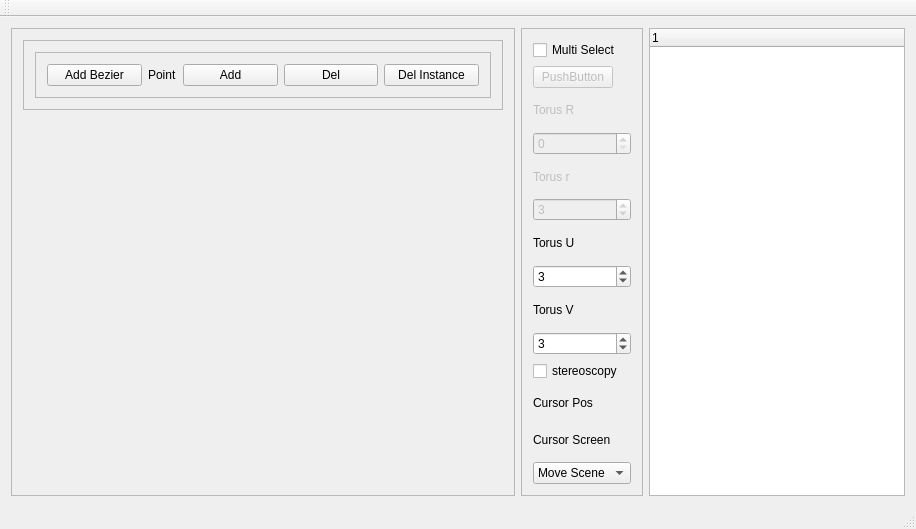
awitwicka/3DGraphicEngine, file GraphicEngine/mainwindow.ui: the form before one commit.
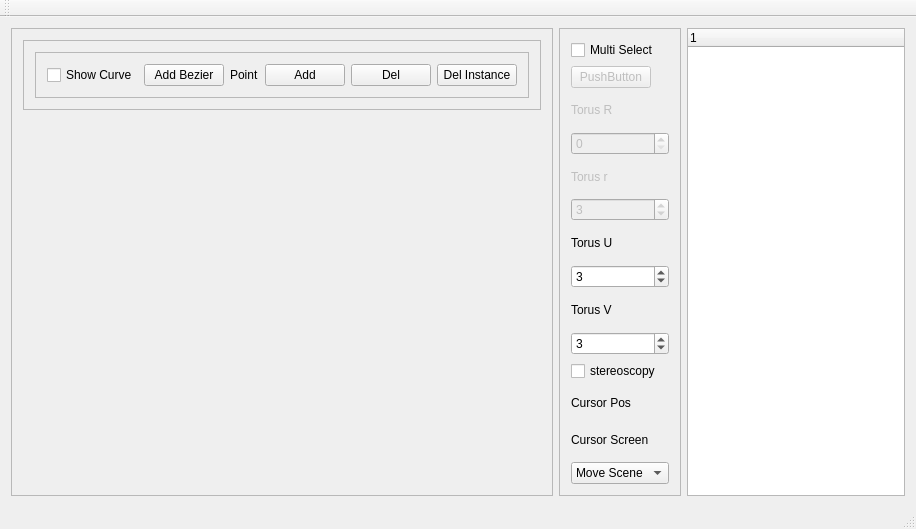
The form after the commit. Custom widgets are drawn as their Qt base class.

Commit message: Added showing Curve option in Bezier

The edit to the form file:
```diff
--- a/GraphicEngine/mainwindow.ui
+++ b/GraphicEngine/mainwindow.ui
@@ -54,6 +54,16 @@
              <enum>QFrame::Raised</enum>
             </property>
             <layout class="QHBoxLayout" name="horizontalLayout_3">
+             <item>
+              <widget class="QCheckBox" name="checkBox_curve">
+               <property name="enabled">
+                <bool>true</bool>
+               </property>
+               <property name="text">
+                <string>Show Curve</string>
+               </property>
+              </widget>
+             </item>
              <item>
               <widget class="QPushButton" name="pushButton_addBezier">
                <property name="text">
```
The commit also changes 8 other files.
